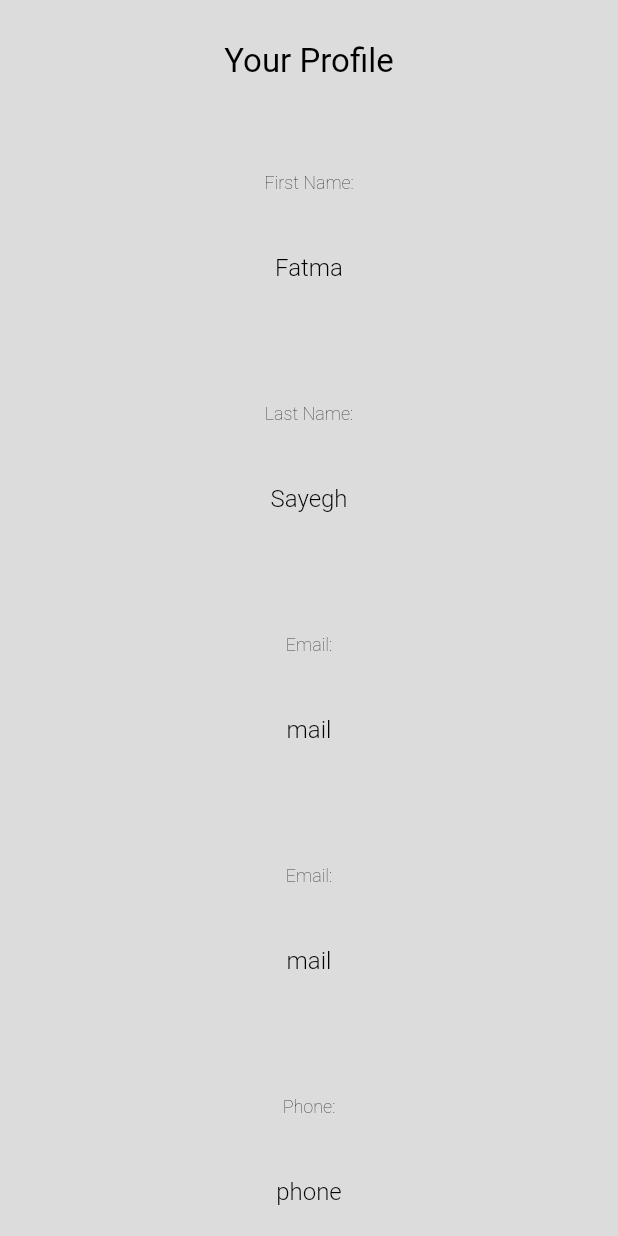
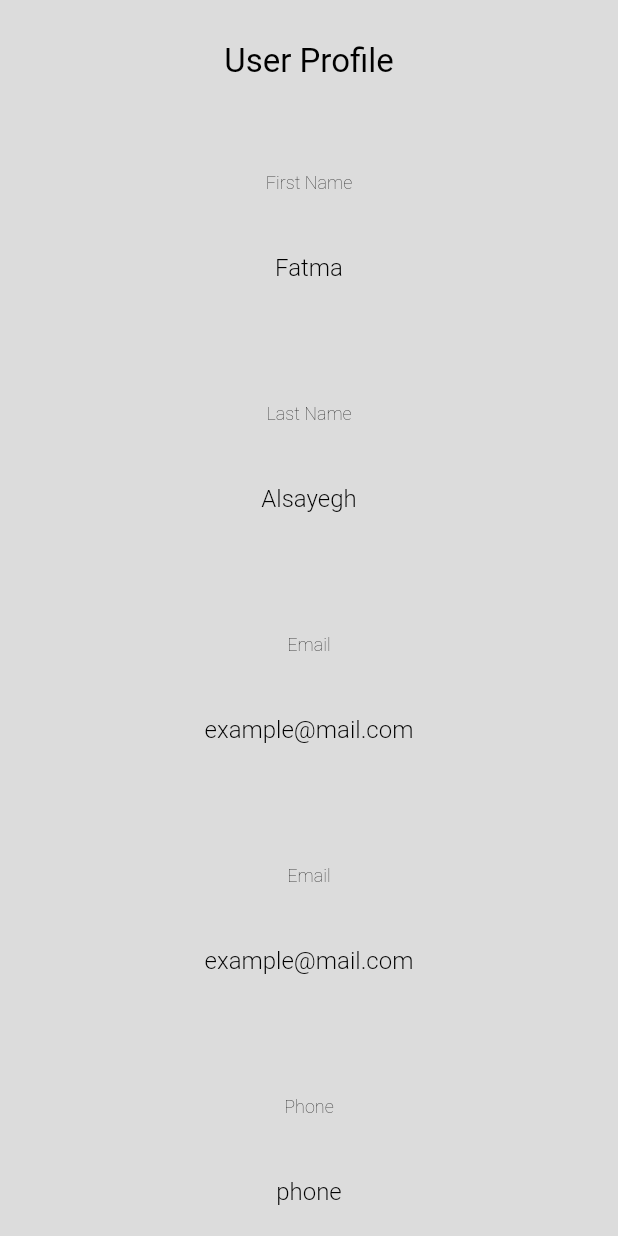
Before and after one commit to RoadSage/roadsage-app, a Flutter app: the Help widget shown alone on an empty page, opened directly, on a phone screen of 412 x 824 dp. Run offline on Flutter 3.47's test engine with Material 2 defaults, Android fonts, the light colour scheme and no system bars; our stand-ins replace firebase_auth, firebase_core, flutter_secure_storage, flutter_signin_button, fluttertoast, google_fonts and 3 more; missing offline and left inert: flutter_facebook_auth, flutter_settings_ui, lifecycle; accounts and stored records are empty.

Commit message:
Removed all string literals from help.dart and profile.dart and removed unused btn fields

```diff
--- a/lib/constants.dart
+++ b/lib/constants.dart
@@ -40,6 +40,19 @@ class RoadSageStrings {
   static const String referAFriend = 'Refer a Friend';
   static const String preferences = 'Preferences';
   static const String signOut = 'Sign Out';
+  static const String FAQs = 'FAQs';
+  static const String rateUs = 'Rate Us';
+  static const String contactUs = 'Contact Us';
+
+  static const String formName = 'Name';
+  static const String formFirstName = 'First Name';
+  static const String formLastName = 'Last Name';
+  static const String formFirstNameExample = 'Fatma';
+  static const String formLastNameExample = 'Alsayegh';
+  static const String formEmail = 'Email';
+  static const String formEmailExample = 'example@mail.com';
+  static const String formPhone = 'Phone';
+  static const String formPhoneExample = 'phone';
 
   static const String remote = 'Remote';
   static const String display = 'Display';
@@ -72,6 +85,11 @@ class RoadSageStrings {
 
   static const String trySaying = "Try Saying";
 
+  static const String helpAndFeedback = "Help & Feedback";
+  static const String helpAndFeedbackDesc = "Your  feedback is important to help us improve our products";
+  static const String feedbackHint = "Write your feedback here";
+  static const String giveFeedback = "Give Feedback"
+
   static const List<String> homeAndroidTrySayingEntries = <String>[
     "Hey Google, Say Thank you on RoadSage",
     "Hey Google, Say Cheers on RoadSage",
@@ -96,3 +114,25 @@ class RoadSageColours {
   static const Color lightGrey = Color(0xFFDCDCDC);
   static const Color grey = Color(0xFFC4C4C4);
 }
+
+class Fonts {
+
+  static const bigFont = TextStyle(
+    fontSize: 22.0,
+    color: Colors.black,
+    fontWeight: FontWeight.w400,
+    fontFamily: "Roboto");
+
+  static const middleFont = TextStyle(
+      fontSize: 16.0,
+      fontWeight: FontWeight.w300,
+      color: Colors.black,
+      fontFamily: "Roboto");
+
+  static const smallFont = TextStyle(
+      fontSize: 12.0,
+      fontWeight: FontWeight.w200,
+      color: Colors.black,
+      fontFamily: "Roboto");
+
+}
--- a/lib/screens/profile.dart
+++ b/lib/screens/profile.dart
@@ -1,6 +1,5 @@
 import 'package:flutter/material.dart';
-
-
+import 'package:roadsage/constants.dart';
 
 class Help extends StatefulWidget {
   const Help({Key? key}) : super(key: key);
@@ -10,36 +9,6 @@ class Help extends StatefulWidget {
 }
 
 class _HelpScreenState extends State<Help> {
-
-  static const title  = "Your Profile";
-
-
-
-  // static ButtonStyle btn =  ElevatedButton.styleFrom(
-  // primary:   const Color(0xFF0AC0FF),
-  // textStyle:  const TextStyle(fontSize: 20),
-  // );
-
-  static const bigFont = TextStyle(
-  fontSize: 22.0,
-  color: Colors.black,
-  fontWeight: FontWeight.w400,
-  fontFamily: "Roboto");
-
-
-  static const middleFont = TextStyle(
-      fontSize: 16.0,
-      fontWeight: FontWeight.w300,
-      color: Colors.black,
-      fontFamily: "Roboto");
-
-
-  static const smallFont = TextStyle(
-      fontSize: 12.0,
-      fontWeight: FontWeight.w200,
-      color: Colors.black,
-      fontFamily: "Roboto");
-
 
   @override
   Widget build(BuildContext context) {
@@ -53,56 +22,54 @@ class _HelpScreenState extends State<Help> {
               crossAxisAlignment: CrossAxisAlignment.stretch,
               children: const <Widget>[
                  Center(
-                  child:  Text( title, style: bigFont),
+                  child:  Text( RoadSageStrings.userProfile, style: Fonts.bigFont),
                 ),
-
-
 
                  Spacer(),
                  Padding(
                     child: Text(
-                      "First Name: ",
-                      style: smallFont,
+                      RoadSageStrings.formFirstName,
+                      style: Fonts.smallFont,
                       textAlign: TextAlign.center,
                     ),
                     padding: EdgeInsets.all(20.0)),
 
                 Padding(
                     child: Text(
-                      "Fatma ",
-                      style: middleFont,
+                      RoadSageStrings.formFirstNameExample,
+                      style: Fonts.middleFont,
                       textAlign: TextAlign.center,
                     ),
                     padding: EdgeInsets.all(20.0)),
                 Spacer(),
                 Padding(
                     child: Text(
-                      "Last Name: ",
-                      style: smallFont,
+                      RoadSageStrings.formLastName,
+                      style: Fonts.smallFont,
                       textAlign: TextAlign.center,
                     ),
                     padding: EdgeInsets.all(20.0)),
 
                 Padding(
                     child: Text(
-                      "Sayegh ",
-                      style: middleFont,
+                      RoadSageStrings.formLastNameExample,
+                      style: Fonts.middleFont,
                       textAlign: TextAlign.center,
                     ),
                     padding: EdgeInsets.all(20.0)),
                 Spacer(),
                 Padding(
                     child: Text(
-                      "Email: ",
-                      style: smallFont,
+                      RoadSageStrings.formEmail,
+                      style: Fonts.smallFont,
                       textAlign: TextAlign.center,
                     ),
                     padding: EdgeInsets.all(20.0)),
 
                 Padding(
                     child: Text(
-                      "mail ",
-                      style: middleFont,
+                      RoadSageStrings.formEmailExample,
+                      style: Fonts.middleFont,
                       textAlign: TextAlign.center,
                     ),
                     padding: EdgeInsets.all(20.0)),
@@ -110,16 +77,16 @@ class _HelpScreenState extends State<Help> {
                 Spacer(),
                 Padding(
                     child: Text(
-                      "Email: ",
-                      style: smallFont,
+                      RoadSageStrings.formEmail,
+                      style: Fonts.smallFont,
                       textAlign: TextAlign.center,
                     ),
                     padding: EdgeInsets.all(20.0)),
 
                 Padding(
                     child: Text(
-                      "mail ",
-                      style: middleFont,
+                      RoadSageStrings.formEmailExample,
+                      style: Fonts.middleFont,
                       textAlign: TextAlign.center,
                     ),
                     padding: EdgeInsets.all(20.0)),
@@ -127,16 +94,16 @@ class _HelpScreenState extends State<Help> {
                 Spacer(),
                 Padding(
                     child: Text(
-                      "Phone: ",
-                      style: smallFont,
+                      RoadSageStrings.formPhone,
+                      style: Fonts.smallFont,
                       textAlign: TextAlign.center,
                     ),
                     padding: EdgeInsets.all(20.0)),
 
                 Padding(
                     child: Text(
-                      "phone ",
-                      style: middleFont,
+                      RoadSageStrings.formPhoneExample,
+                      style: Fonts.middleFont,
                       textAlign: TextAlign.center,
                     ),
                     padding: EdgeInsets.all(20.0)),
```
Also changed, not shown: lib/screens/help.dart (+16 -48 lines).
